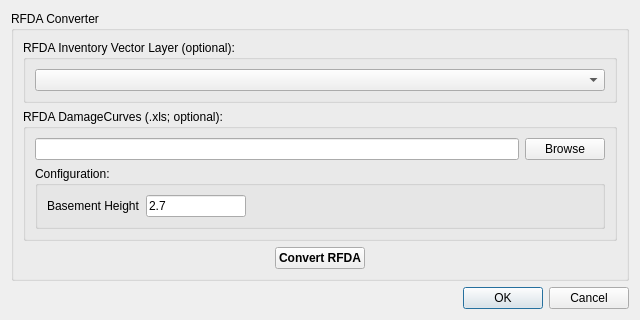
NRCan/CanFlood, file canflood/misc/rfda/rfda.ui: the form before one commit.
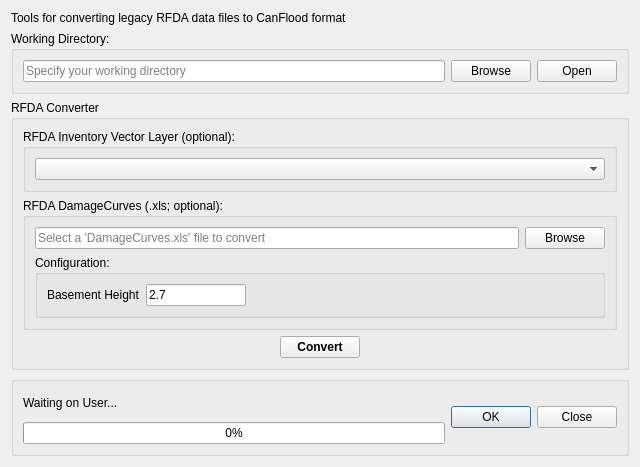
The form after the commit. Custom widgets are drawn as their Qt base class.

What changed in the file:
```diff
--- a/canflood/misc/rfda/rfda.ui
+++ b/canflood/misc/rfda/rfda.ui
@@ -7,7 +7,7 @@
     <x>0</x>
     <y>0</y>
     <width>640</width>
-    <height>287</height>
+    <height>425</height>
    </rect>
   </property>
   <property name="sizePolicy">
@@ -20,6 +20,49 @@
    <string>Dialog</string>
   </property>
   <layout class="QVBoxLayout" name="verticalLayout">
+   <item>
+    <widget class="QLabel" name="label">
+     <property name="text">
+      <string>Tools for converting legacy RFDA data files to CanFlood format</string>
+     </property>
+    </widget>
+   </item>
+   <item>
+    <widget class="QGroupBox" name="groupBox_01wd">
+     <property name="sizePolicy">
+      <sizepolicy hsizetype="Expanding" vsizetype="Fixed">
+       <horstretch>0</horstretch>
+       <verstretch>0</verstretch>
+      </sizepolicy>
+     </property>
+     <property name="title">
+      <string>Working Directory:</string>
+     </property>
+     <layout class="QHBoxLayout" name="horizontalLayout_16">
+      <item>
+       <widget class="QLineEdit" name="lineEdit_wd">
+        <property name="placeholderText">
+         <string>Specify your working directory</string>
+        </property>
+       </widget>
+      </item>
+      <item>
+       <widget class="QPushButton" name="pushButton_wd">
+        <property name="text">
+         <string>Browse</string>
+        </property>
+       </widget>
+      </item>
+      <item>
+       <widget class="QPushButton" name="pushButton_wd_open">
+        <property name="text">
+         <string>Open</string>
+        </property>
+       </widget>
+      </item>
+     </layout>
+    </widget>
+   </item>
    <item>
     <widget class="QGroupBox" name="groupBox_26">
      <property name="title">
@@ -54,7 +97,11 @@
          <item>
           <layout class="QHBoxLayout" name="horizontalLayout_14">
            <item>
-            <widget class="QLineEdit" name="lineEdit_wd_OthRf_cv"/>
+            <widget class="QLineEdit" name="lineEdit_wd_OthRf_cv">
+             <property name="placeholderText">
+              <string>Select a 'DamageCurves.xls' file to convert</string>
+             </property>
+            </widget>
            </item>
            <item>
             <widget class="QPushButton" name="pushButton_wd_OthRf_cv">
@@ -125,7 +172,7 @@
          </font>
         </property>
         <property name="text">
-         <string>Convert RFDA</string>
+         <string>Convert</string>
         </property>
        </widget>
       </item>
@@ -133,13 +180,101 @@
     </widget>
    </item>
    <item>
-    <widget class="QDialogButtonBox" name="buttonBox">
-     <property name="orientation">
-      <enum>Qt::Horizontal</enum>
+    <widget class="QGroupBox" name="groupBox_MainBottom">
+     <property name="sizePolicy">
+      <sizepolicy hsizetype="Minimum" vsizetype="Minimum">
+       <horstretch>0</horstretch>
+       <verstretch>0</verstretch>
+      </sizepolicy>
      </property>
-     <property name="standardButtons">
-      <set>QDialogButtonBox::Cancel|QDialogButtonBox::Ok</set>
+     <property name="minimumSize">
+      <size>
+       <width>600</width>
+       <height>80</height>
+      </size>
      </property>
+     <property name="maximumSize">
+      <size>
+       <width>16777215</width>
+       <height>150</height>
+      </size>
+     </property>
+     <property name="title">
+      <string/>
+     </property>
+     <layout class="QHBoxLayout" name="horizontalLayout_18">
+      <item>
+       <layout class="QHBoxLayout" name="horizontalLayout_17">
+        <item>
+         <layout class="QVBoxLayout" name="verticalLayout_20">
+          <item>
+           <widget class="QLabel" name="progressText">
+            <property name="sizePolicy">
+             <sizepolicy hsizetype="Preferred" vsizetype="Fixed">
+              <horstretch>0</horstretch>
+              <verstretch>0</verstretch>
+             </sizepolicy>
+            </property>
+            <property name="minimumSize">
+             <size>
+              <width>0</width>
+              <height>30</height>
+             </size>
+            </property>
+            <property name="maximumSize">
+             <size>
+              <width>16777215</width>
+              <height>15</height>
+             </size>
+            </property>
+            <property name="text">
+             <string>Waiting on User...</string>
+            </property>
+            <property name="alignment">
+             <set>Qt::AlignLeading|Qt::AlignLeft|Qt::AlignTop</set>
+            </property>
+           </widget>
+          </item>
+          <item>
+           <widget class="QProgressBar" name="progressBar">
+            <property name="value">
+             <number>0</number>
+            </property>
+           </widget>
+          </item>
+         </layout>
+        </item>
+        <item>
+         <widget class="QDialogButtonBox" name="buttonBox">
+          <property name="enabled">
+           <bool>true</bool>
+          </property>
+          <property name="sizePolicy">
+           <sizepolicy hsizetype="Fixed" vsizetype="Fixed">
+            <horstretch>0</horstretch>
+            <verstretch>0</verstretch>
+           </sizepolicy>
+          </property>
+          <property name="layoutDirection">
+           <enum>Qt::LeftToRight</enum>
+          </property>
+          <property name="autoFillBackground">
+           <bool>false</bool>
+          </property>
+          <property name="orientation">
+           <enum>Qt::Horizontal</enum>
+          </property>
+          <property name="standardButtons">
+           <set>QDialogButtonBox::Close|QDialogButtonBox::Ok</set>
+          </property>
+          <property name="centerButtons">
+           <bool>false</bool>
+          </property>
+         </widget>
+        </item>
+       </layout>
+      </item>
+     </layout>
     </widget>
    </item>
   </layout>
```
Left out of the diff: 35 changed lines with no effect on the pictures.
